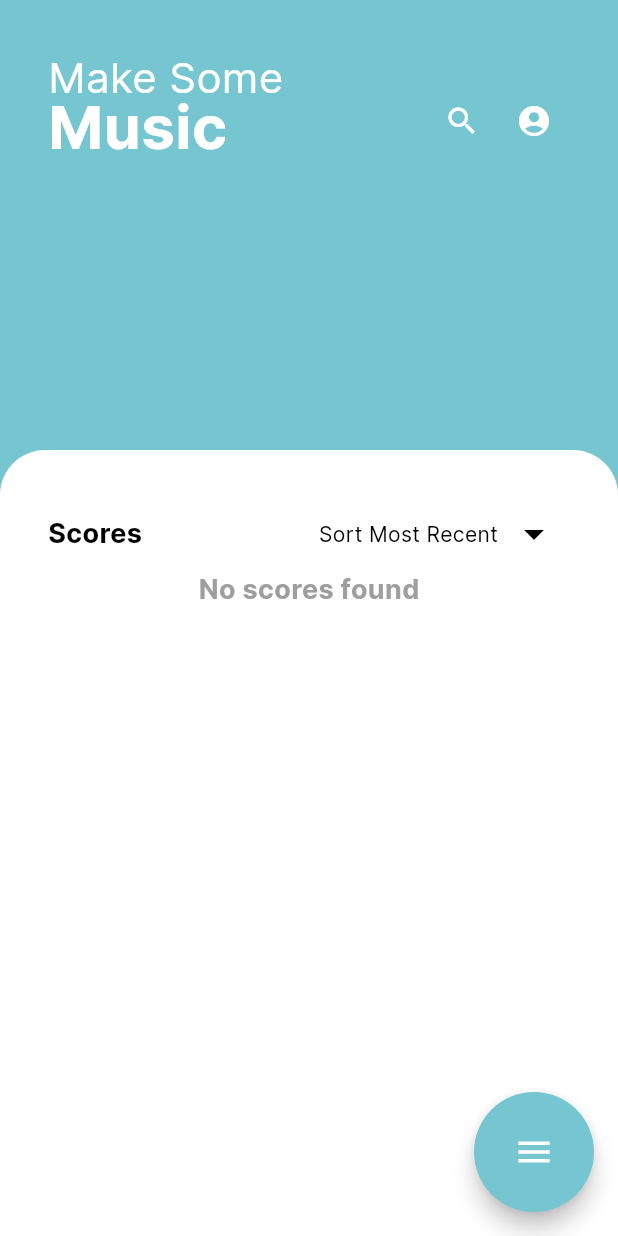
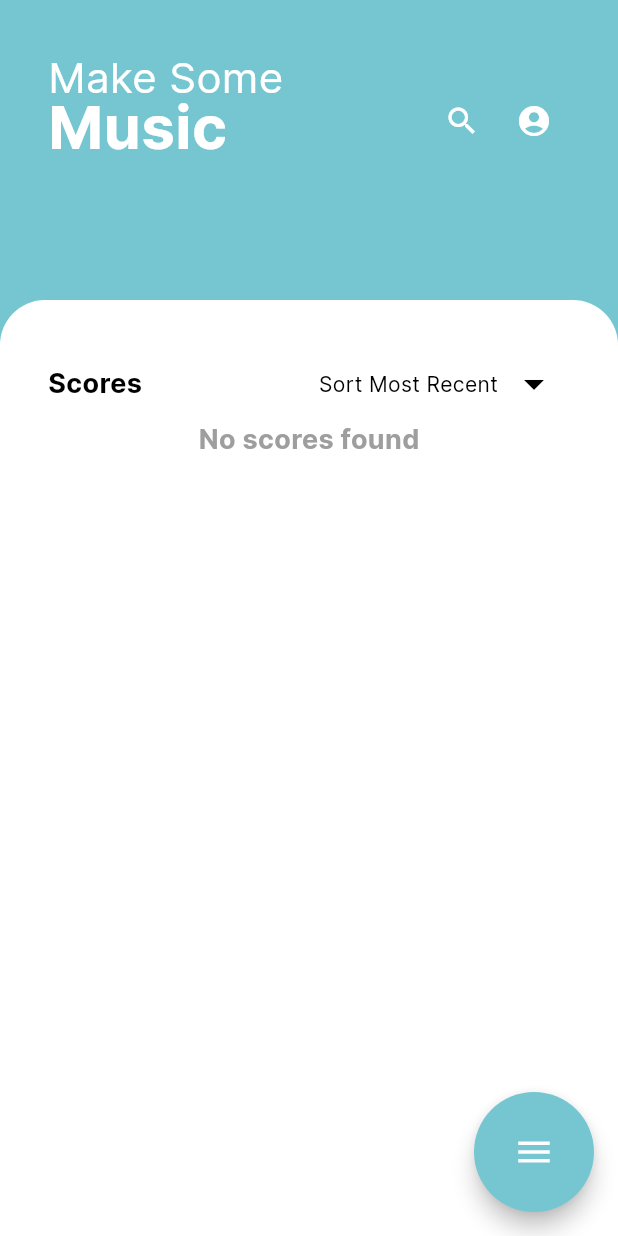
Before and after one commit to 16BitNarwhal/ScoreSwipe, a Flutter app: the screen it shows after launch, on a phone screen of 412 x 824 dp. Run offline on Flutter 3.47's test engine with Material 3 defaults, Android fonts, the phone set to English and light mode, and no system bars; drawn by our look-alikes of flutter_speed_dial; our stand-ins replace bloc, camera, equatable, file_picker, flutter_bloc, logger and 3 more; missing offline and left inert: google_mlkit_face_detection, pdf_render, syncfusion_flutter_pdfviewer; accounts and stored records are empty.

Commit message:
fix sliverappbar

```diff
--- a/scoreswipe_app/lib/features/score_browser/ui/score_browser_screen.dart
+++ b/scoreswipe_app/lib/features/score_browser/ui/score_browser_screen.dart
@@ -32,11 +32,22 @@ class _ScoreBrowserScreenState extends State<ScoreBrowserScreen> {
     return Scaffold(
       backgroundColor: Theme.of(context).colorScheme.secondary,
       body: const SafeArea(
-        child: CustomScrollView(
+        child: Stack(
+          children: [
+            AppBarView(),
+            CustomScrollView(
               slivers: [
-            AppBarView(),
-            // MusicSheetsView(),
+                SliverAppBar(
+                  backgroundColor: Colors.transparent,
+                  expandedHeight: 200,
+                  floating: true,
+                  pinned: false,
+                  snap: false,
+                  flexibleSpace: null,
+                ),
                 SliverToBoxAdapter(child: MusicSheetsView()),
+              ],
+            ),
           ],
         ),
       ),
@@ -50,9 +61,7 @@ class AppBarView extends StatelessWidget {
 
   @override
   Widget build(BuildContext context) {
-    return SliverAppBar(
-      expandedHeight: 300,
-      flexibleSpace: Container(
+    return Container(
       color: Theme.of(context).colorScheme.secondary,
       child: Column(
         crossAxisAlignment: CrossAxisAlignment.center,
@@ -74,8 +83,8 @@ class AppBarView extends StatelessWidget {
                     ),
                     Text(
                       'Music',
-                        style: TextStyle(
-                            fontSize: 40, fontWeight: FontWeight.w700),
+                      style:
+                          TextStyle(fontSize: 40, fontWeight: FontWeight.w700),
                     ),
                   ],
                 ),
@@ -100,7 +109,6 @@ class AppBarView extends StatelessWidget {
           ),
         ],
       ),
-      ),
     );
   }
 }
```
Lines whose indentation alone changed are shown as unchanged.
